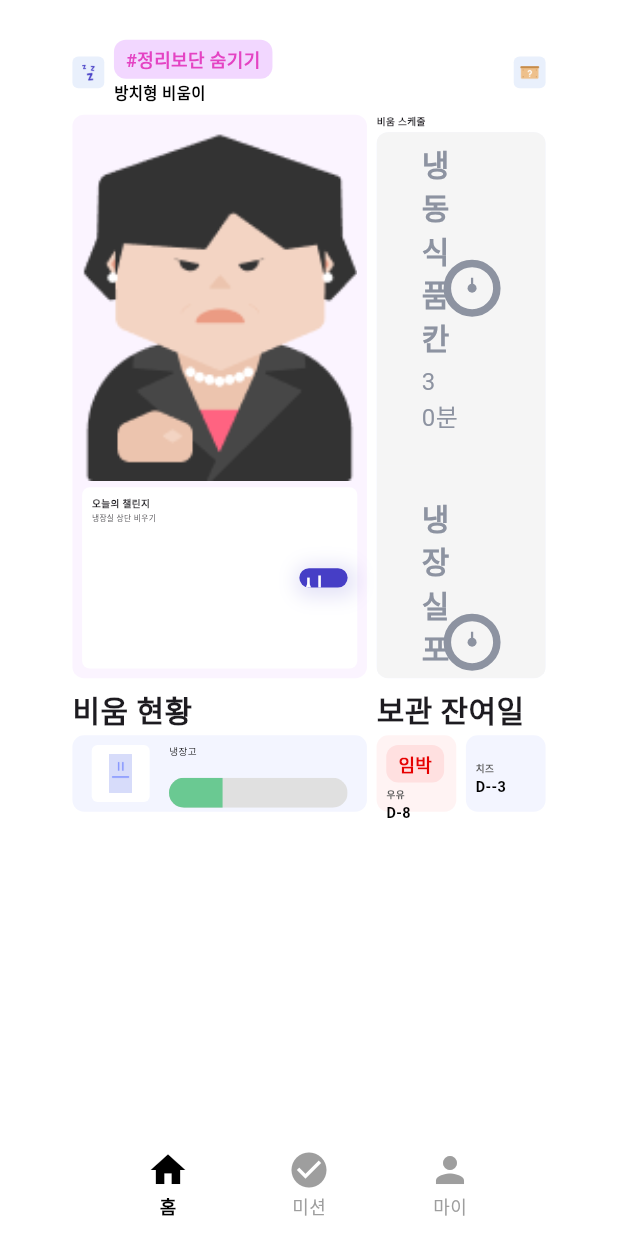
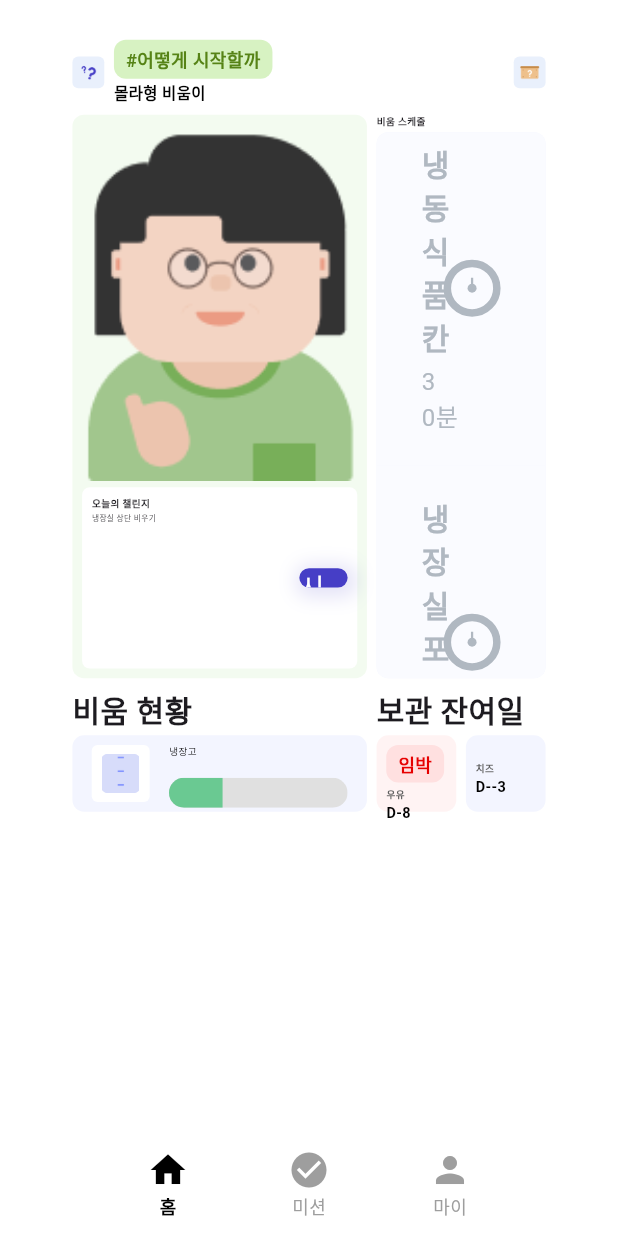
Before and after one commit to Mu-swu/Mu-Flutter, a Flutter app: the screen it shows after launch, scrolled down 576 dp, after a tap on "시작하기", on a phone screen of 412 x 824 dp. Run offline on Flutter 3.47's test engine with Material 3 defaults, Android fonts, the phone set to English and light mode, and no system bars; our stand-ins replace camera, drift, fl_chart, flutter_dotenv, flutter_slidable, google_generative_ai and 5 more; missing offline and left inert: tflite_flutter; accounts and stored records are empty; generated files the repository leaves out were written again.

Commit message:
홈 색상 수정, 몰라형 선택지, 팝업 ui 문구 수정, 카드 오버플로우 수정

```diff
--- a/lib/MissionStepPage.dart
+++ b/lib/MissionStepPage.dart
@@ -93,16 +93,31 @@ class _MissionStepPageState extends State<MissionStepPage> {
 
 
   void _showChoicePopup(String imagePath) {
+    // 단계별 메시지 리스트
+    final List<String> stepMessages = [
+      "와, 좋은 생각이야!\n첫 단계부터 아주 멋진 선택인데?",
+      "점점 더 잘하네! 역시 생각보다 어렵지 않지?\n그럼 이 기준으로 한 번 해볼까?",
+      "정말 좋은 생각이야! 이렇게 하면 나중에도 훨씬 쉬울 거야.",
+      "마지막까지 훌륭해! 이 기준이라면 어떤 것이든\n잘 해결할 수 있을 거야.",
+    ];
+
+    // 현재 단계 인덱스가 메시지 길이보다 크면 마지막 문장으로 고정
+    final String message = stepMessages[
+    _currentStepIndex < stepMessages.length
+        ? _currentStepIndex
+        : stepMessages.length - 1
+    ];
+
     showDialog(
       context: context,
-
       builder: (context) => ChoicePopup(
-        message: "와, 좋은 생각이야!\n첫 단계부터 아주 멋진 선택인데?",
-        imagePath: 'assets/popup.png',
+        message: message,
+        imagePath: imagePath,
         onConfirm: () => Navigator.pop(context),
       ),
     );
   }
+
 
   Future<void> _generateMissionSteps() async {
     final userTypeMap = {'gam': '감정형', 'mol': '몰라형', 'bas': '방치형'};
@@ -1105,6 +1120,7 @@ class _MissionStepPageState extends State<MissionStepPage> {
         }
       },
       child: Container(
+        height: 260,
         padding: const EdgeInsets.symmetric(vertical: 70),
         decoration: BoxDecoration(
           color: const Color(0xFFF3F5FF),
@@ -1113,6 +1129,9 @@ class _MissionStepPageState extends State<MissionStepPage> {
         alignment: Alignment.center,
         child: Text(
           text,
+          textAlign: TextAlign.center,
+          maxLines: 2, // ✅ ② 두 줄까지만 표시
+          overflow: TextOverflow.ellipsis, // ✅ ③ 너무 길면 ... 처리
           style: const TextStyle(
             fontSize: 25,
             fontWeight: FontWeight.w500,
--- a/lib/scheduling.dart
+++ b/lib/scheduling.dart
@@ -88,7 +88,7 @@ class ScheduleCard extends StatelessWidget {
                   fontWeight: FontWeight.w600,
                 ),
               ),
-              SizedBox(height: 10 * fontScale),
+              SizedBox(height: 8 * fontScale),
               Text(
                 time,
                 style: TextStyle(
@@ -261,7 +261,7 @@ class _EmptyingSchedulePageState extends State<EmptyingSchedulePage> {
 
               // 카드 크기
               final cardWidth = 310 * widthRatio;
-              final cardHeight = 160 * heightRatio;
+              final cardHeight = 170 * heightRatio;
 
               return SafeArea(
                 child: Column(
--- a/lib/user_theme_manager.dart
+++ b/lib/user_theme_manager.dart
@@ -3,7 +3,7 @@ import 'package:flutter/material.dart';
 enum UserType { bang, gam, mol }
 
 class UserThemeManager {
-  static UserType currentUserType = UserType.bang; // 기본값은 '방치형'으로 설정
+  static UserType currentUserType = UserType.mol; // 기본값은 '방치형'으로 설정
 
   static void setUserType(UserType type) {
     currentUserType = type;
--- a/lib/widgets/schedule_item.dart
+++ b/lib/widgets/schedule_item.dart
@@ -31,18 +31,20 @@ class ScheduleItem extends StatelessWidget {
 
   @override
   Widget build(BuildContext context) {
-    final Color itemBackgroundColor = isCompleted ? const Color(0xFFF5F5F5) : Colors.transparent;
-    final Color dividerColor = const Color(0xFFEEEEEE);
+    final Color itemBackgroundColor = isCompleted ? const Color(0xFFFAFBFF) : Colors.transparent;
 
-    final Color activeGreenFill = const Color(0xFFC6E9C6);
-    final Color activeGreenBorder = const Color(0xFF6AC992);
-    final Color completedGray = const Color(0xFF8D93A1);
+    final Color activeGreenFill = const Color(0xFF6AC992);
+    final Color activeGreenBorder = const Color(0xFF30AE65);
+    final Color activeGreenHand = const Color(0xFF0F6131);
+    final Color completedGray = const Color(0xFFB0B8C1);
 
-    final Color progressFillColor = isCompleted ? completedGray : activeGreenFill;
-    final Color borderAndHandColor = isCompleted ? completedGray : activeGreenBorder;
+    final Color progressFillColor = isCompleted ? Colors.transparent : activeGreenFill;
+    final Color borderColor = isCompleted ? completedGray : activeGreenBorder;
+    final Color handColor = isCompleted ? completedGray : activeGreenHand;
 
-    final Color titleColor = isCompleted ? const Color(0xFF8D93A1) : Colors.black87;
-    final Color timeColor = isCompleted ? const Color(0xFF8D93A1) : Colors.black54;
+
+    final Color titleColor = isCompleted ? const Color(0xFFB0B8C1) : Colors.black87;
+    final Color timeColor = isCompleted ? const Color(0xFFB0B8C1) : Colors.black54;
 
     final double progress = _calculateProgress();
     final double strokeWidth = 5.0;
@@ -85,7 +87,8 @@ class ScheduleItem extends StatelessWidget {
                     painter: _ClockPainter(
                       progress: progress,
                       progressFillColor: progressFillColor,
-                      borderAndHandColor: borderAndHandColor,
+                      borderColor: borderColor,
+                      handColor: handColor,
                       isCompleted: isCompleted,
                       strokeWidth: strokeWidth,
                     ),
@@ -110,14 +113,16 @@ class ScheduleItem extends StatelessWidget {
 class _ClockPainter extends CustomPainter {
   final double progress;
   final Color progressFillColor;
-  final Color borderAndHandColor;
+  final Color borderColor;
+  final Color handColor;
   final bool isCompleted;
   final double strokeWidth;
 
   _ClockPainter({
     required this.progress,
     required this.progressFillColor,
-    required this.borderAndHandColor,
+    required this.borderColor,
+    required this.handColor,
     required this.isCompleted,
     required this.strokeWidth,
   });
@@ -130,7 +135,7 @@ class _ClockPainter extends CustomPainter {
 
     // 원 테두리
     final borderPaint = Paint()
-      ..color = borderAndHandColor
+      ..color = borderColor
       ..style = PaintingStyle.stroke
       ..strokeWidth = strokeWidth;
     canvas.drawCircle(center, outerRadius - strokeWidth / 2, borderPaint);
@@ -153,7 +158,7 @@ class _ClockPainter extends CustomPainter {
 
     // 시계 바늘
     final handPaint = Paint()
-      ..color = borderAndHandColor
+      ..color = handColor
       ..style = PaintingStyle.stroke
       ..strokeWidth = 1.5;
 
@@ -167,7 +172,7 @@ class _ClockPainter extends CustomPainter {
 
     // 원형 중심의 작은 원
     final centerDotPaint = Paint()
-      ..color = borderAndHandColor
+      ..color = handColor
       ..style = PaintingStyle.fill;
     canvas.drawCircle(center, 3, centerDotPaint);
   }
@@ -176,7 +181,7 @@ class _ClockPainter extends CustomPainter {
   bool shouldRepaint(covariant _ClockPainter oldDelegate) {
     return oldDelegate.progress != progress ||
         oldDelegate.progressFillColor != progressFillColor ||
-        oldDelegate.borderAndHandColor != borderAndHandColor ||
+        oldDelegate.borderColor != borderColor ||
         oldDelegate.isCompleted != isCompleted ||
         oldDelegate.strokeWidth != strokeWidth;
   }
```
Also changed, not shown: lib/mission_start.dart (+8 -26 lines).
